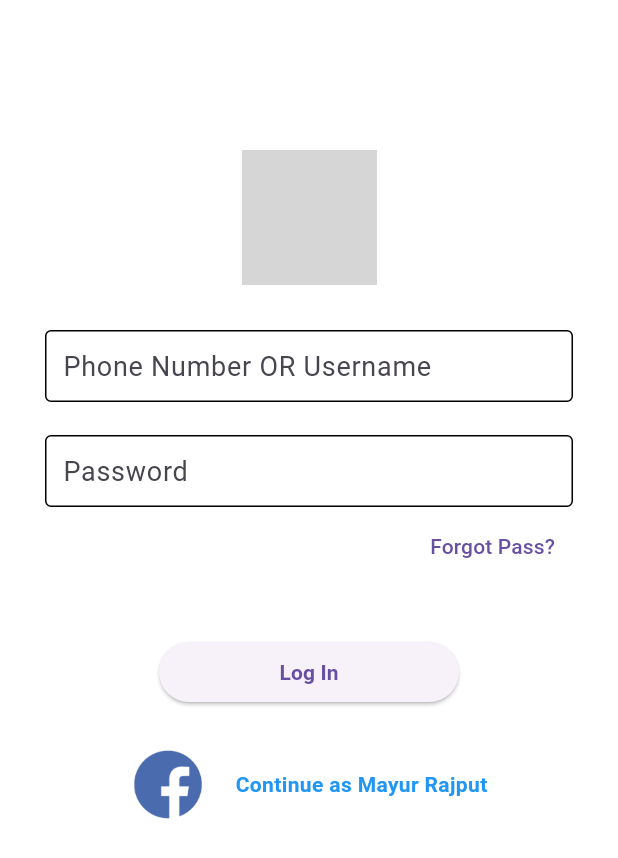
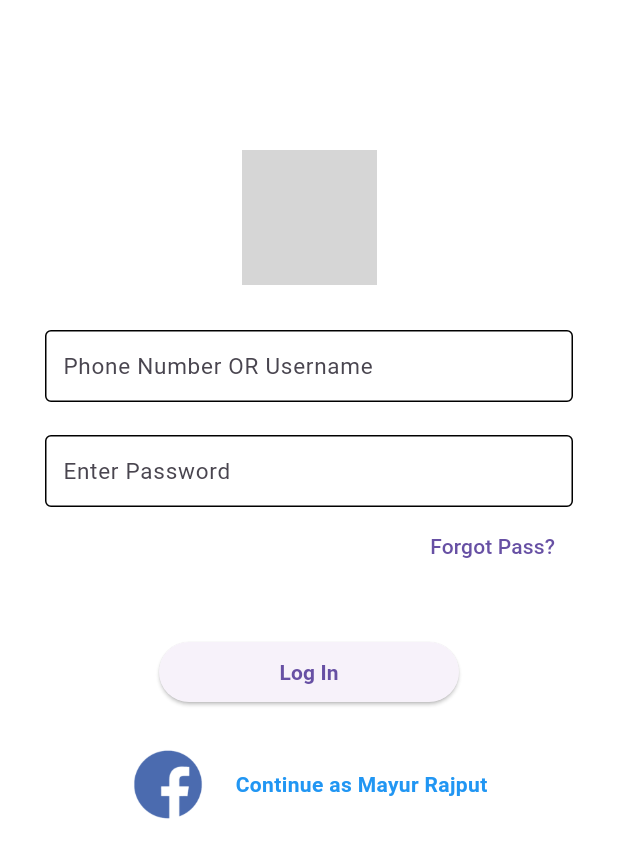
Before and after one commit to Mayurrajput97/Dart, a Flutter app: the screen it shows after launch, on a phone screen of 412 x 824 dp. Shown: the top 858 px of the screen. Run offline on Flutter 3.47's test engine with Material 3 defaults, Android fonts, the phone set to English and light mode, and no system bars; grey boxes are pictures that could not be loaded.

Commit message:
Final Commit

```diff
--- a/login_page/lib/main.dart
+++ b/login_page/lib/main.dart
@@ -22,11 +22,12 @@ class MyApp extends StatelessWidget {
                 Padding(padding: EdgeInsets.only(top: 30)),
                 SizedBox(
                   height: 50,
+                  width: 500,
                   child: TextField(
                     decoration: InputDecoration(
                       fillColor: Colors.grey,
                       hintText: 'Phone Number OR Username',
-                      hintStyle: TextStyle(fontSize: 18),
+                      hintStyle: TextStyle(fontSize: 15),
                       contentPadding: EdgeInsets.all(8.0),
                       focusedBorder: OutlineInputBorder(
                           borderSide: BorderSide(color: Colors.black)),
@@ -39,11 +40,12 @@ class MyApp extends StatelessWidget {
                 SizedBox(height: 20),
                 SizedBox(
                   height: 50,
+                  width: 500,
                   child: TextField(
                     decoration: InputDecoration(
                       fillColor: Colors.grey,
-                      hintText: 'Password ',
-                      hintStyle: TextStyle(fontSize: 18),
+                      hintText: 'Enter Password ',
+                      hintStyle: TextStyle(fontSize: 15),
                       contentPadding: EdgeInsets.all(8.0),
                       focusedBorder: OutlineInputBorder(
                           borderSide: BorderSide(color: Colors.black)),
@@ -87,6 +89,7 @@ class MyApp extends StatelessWidget {
                     ),
                   ],
                 ),
+                SizedBox(height: 20),
               ],
             ),
           ),
```
